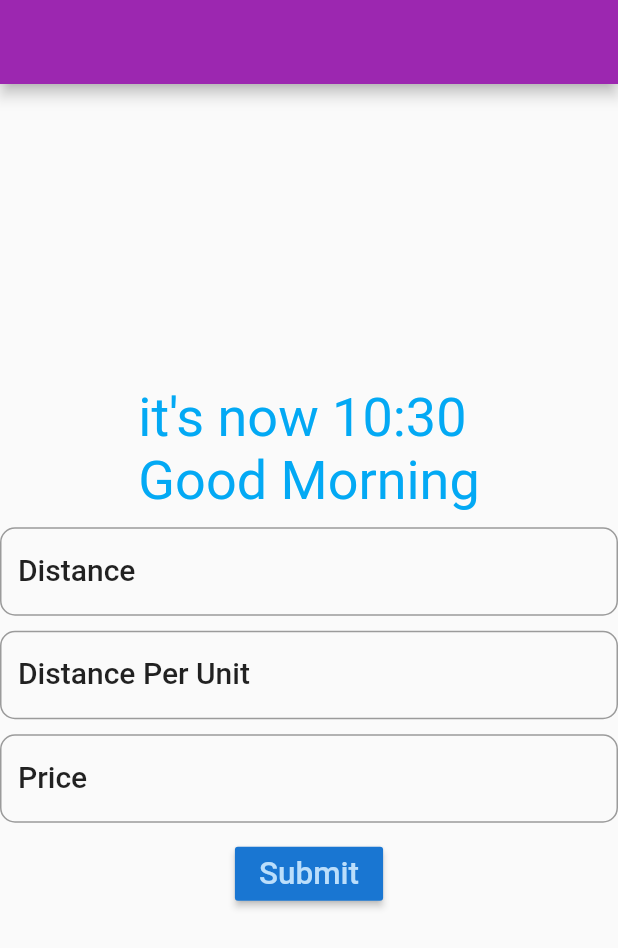
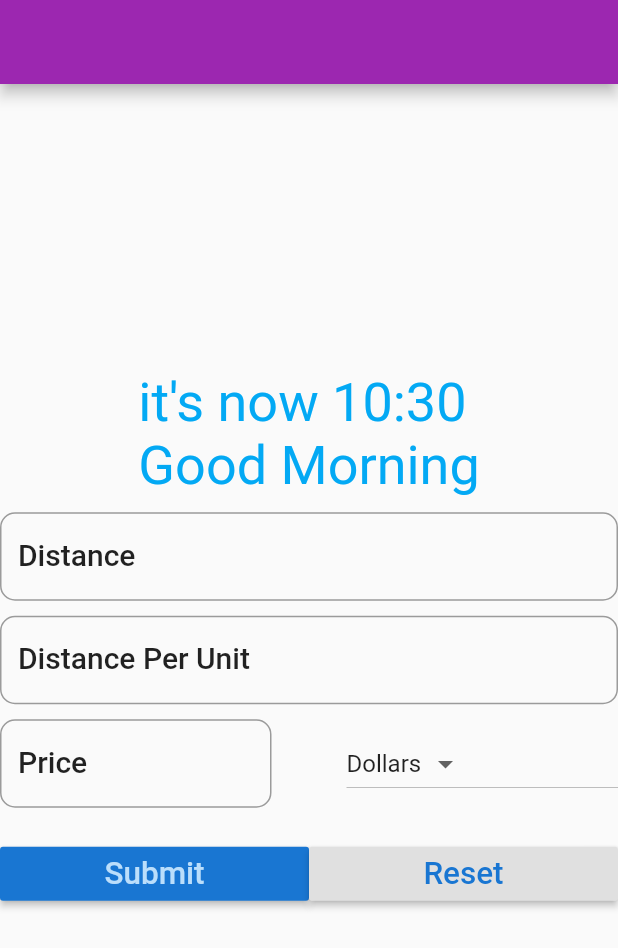
Before and after one commit to salah-yousef/flutter_first_app, a Flutter app: the FuelForm screen opened directly with empty values, on a phone screen of 412 x 824 dp. Shown: the top 948 px of the screen. Run offline on Flutter 3.47's test engine with Material 2 defaults, Android fonts, the phone set to English and light mode, and no system bars.

Commit message:
complete the app functionality

```diff
--- a/lib/screens/home.dart
+++ b/lib/screens/home.dart
@@ -2,15 +2,6 @@ import 'package:flutter/material.dart';
 
 class FuelForm extends StatefulWidget {
   FuelForm({Key key, this.title}) : super(key: key);
-
-  // This widget is the home page of your application. It is stateful, meaning
-  // that it has a State object (defined below) that contains fields that affect
-  // how it looks.
-
-  // This class is the configuration for the state. It holds the values (in this
-  // case the title) provided by the parent (in this case the App widget) and
-  // used by the build method of the State. Fields in a Widget subclass are
-  // always marked "final".
 
   final String title;
 
@@ -43,23 +34,6 @@ class _FuelFormState extends State<FuelForm> {
               textDirection: TextDirection.ltr,
               style: TextStyle(color: Colors.lightBlue, fontSize: 36.0),
             ),
-            /*            Padding(
-              padding: const EdgeInsets.all(8.0),
-              child: DropdownButton<String>(
-                items: _currencies.map((String item) {
-                  return DropdownMenuItem<String>(
-                    value: item,
-                    child: new Text(item),
-                  );
-                }).toList(),
-                value: _currency,
-                onChanged: (String item) {
-                  setState(() {
-                    this._currency = item;
-                  });
-                },
-              ),
-            ), */
             Padding(
               padding: EdgeInsets.only(
                 top: _formDistance,
@@ -70,7 +44,8 @@ class _FuelFormState extends State<FuelForm> {
                     hintText: 'e.g. 124',
                     labelStyle: textStyle,
                     border: OutlineInputBorder(
-                        borderRadius: BorderRadius.circular(10.0)),
+                      borderRadius: BorderRadius.circular(10.0),
+                    ),
                     labelText: 'Distance'),
                 keyboardType: TextInputType.number,
               ),
@@ -85,7 +60,8 @@ class _FuelFormState extends State<FuelForm> {
                     hintText: 'e.g. 17',
                     labelStyle: textStyle,
                     border: OutlineInputBorder(
-                        borderRadius: BorderRadius.circular(10.0)),
+                      borderRadius: BorderRadius.circular(10.0),
+                    ),
                     labelText: 'Distance Per Unit'),
                 keyboardType: TextInputType.number,
               ),
@@ -95,28 +71,81 @@ class _FuelFormState extends State<FuelForm> {
                 top: _formDistance,
                 bottom: _formDistance,
               ),
-              child: TextField(
-                controller: priceController,
-                decoration: InputDecoration(
-                    hintText: 'e.g. 1.24',
-                    labelStyle: textStyle,
-                    border: OutlineInputBorder(
-                        borderRadius: BorderRadius.circular(10.0)),
-                    labelText: 'Price'),
-                keyboardType: TextInputType.number,
+              child: Row(
+                children: <Widget>[
+                  Expanded(
+                    child: TextField(
+                      controller: priceController,
+                      decoration: InputDecoration(
+                          hintText: 'e.g. 1.24',
+                          labelStyle: textStyle,
+                          border: OutlineInputBorder(
+                            borderRadius: BorderRadius.circular(10.0),
+                          ),
+                          labelText: 'Price'),
+                      keyboardType: TextInputType.number,
+                    ),
+                  ),
+                  Container(
+                    width: _formDistance * 5,
+                  ),
+                  Expanded(
+                    child: DropdownButton<String>(
+                      items: _currencies.map((String item) {
+                        return DropdownMenuItem<String>(
+                          value: item,
+                          child: new Text(item),
+                        );
+                      }).toList(),
+                      value: _currency,
+                      onChanged: (String item) {
+                        setState(() {
+                          this._currency = item;
+                        });
+                      },
+                    ),
+                  ),
+                ],
               ),
             ),
-            RaisedButton(
-              color: Theme.of(context).primaryColorDark,
-              textColor: Theme.of(context).primaryColorLight,
-              onPressed: () {
-                setState(() {
-                  result = _calculate();
-                });
-              },
-              child: Text(
-                'Submit',
-                textScaleFactor: 1.5,
+            Padding(
+              padding: EdgeInsets.only(
+                top: _formDistance,
+                bottom: _formDistance,
+              ),
+              child: Row(
+                children: <Widget>[
+                  Expanded(
+                    child: RaisedButton(
+                      color: Theme.of(context).primaryColorDark,
+                      textColor: Theme.of(context).primaryColorLight,
+                      onPressed: () {
+                        setState(() {
+                          result = _calculate();
+                        });
+                      },
+                      child: Text(
+                        'Submit',
+                        textScaleFactor: 1.5,
+                      ),
+                    ),
+                  ),
+                  Expanded(
+                    child: RaisedButton(
+                      color: Theme.of(context).buttonColor,
+                      textColor: Theme.of(context).primaryColorDark,
+                      onPressed: () {
+                        setState(() {
+                          _reset();
+                        });
+                      },
+                      child: Text(
+                        'Reset',
+                        textScaleFactor: 1.5,
+                      ),
+                    ),
+                  ),
+                ],
               ),
             ),
             Text(result),
@@ -155,4 +184,13 @@ class _FuelFormState extends State<FuelForm> {
         ' ' +
         _currency);
   }
+
+  void _reset() {
+    distanceController.text = '';
+    avgController.text = '';
+    priceController.text = '';
+    setState(() {
+      result = '';
+    });
+  }
 }
```
